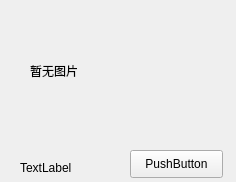
Qt form uidish.ui (WhirlFirst/QtDish) before a commit.
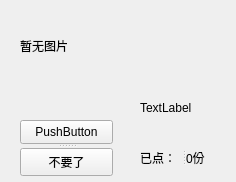
The same form after that commit.

```diff
--- a/uidish.ui
+++ b/uidish.ui
@@ -16,34 +16,21 @@
   <widget class="QLabel" name="label">
    <property name="geometry">
     <rect>
-     <x>30</x>
-     <y>0</y>
-     <width>171</width>
-     <height>141</height>
+     <x>20</x>
+     <y>10</y>
+     <width>131</width>
+     <height>71</height>
     </rect>
    </property>
    <property name="text">
     <string>暂无图片</string>
    </property>
   </widget>
-  <widget class="QPushButton" name="pushButton">
-   <property name="geometry">
-    <rect>
-     <x>130</x>
-     <y>150</y>
-     <width>93</width>
-     <height>28</height>
-    </rect>
-   </property>
-   <property name="text">
-    <string>PushButton</string>
-   </property>
-  </widget>
   <widget class="QLabel" name="costlabel">
    <property name="geometry">
     <rect>
-     <x>20</x>
-     <y>160</y>
+     <x>140</x>
+     <y>100</y>
      <width>81</width>
      <height>16</height>
     </rect>
@@ -52,6 +39,52 @@
     <string>TextLabel</string>
    </property>
   </widget>
+  <widget class="QSplitter" name="splitter">
+   <property name="geometry">
+    <rect>
+     <x>20</x>
+     <y>120</y>
+     <width>93</width>
+     <height>56</height>
+    </rect>
+   </property>
+   <property name="orientation">
+    <enum>Qt::Vertical</enum>
+   </property>
+   <widget class="QPushButton" name="pushButton">
+    <property name="text">
+     <string>PushButton</string>
+    </property>
+   </widget>
+   <widget class="QPushButton" name="cancelButton">
+    <property name="text">
+     <string>不要了</string>
+    </property>
+   </widget>
+  </widget>
+  <widget class="QSplitter" name="splitter_2">
+   <property name="geometry">
+    <rect>
+     <x>140</x>
+     <y>150</y>
+     <width>68</width>
+     <height>15</height>
+    </rect>
+   </property>
+   <property name="orientation">
+    <enum>Qt::Horizontal</enum>
+   </property>
+   <widget class="QLabel" name="textlabel">
+    <property name="text">
+     <string>已点：</string>
+    </property>
+   </widget>
+   <widget class="QLabel" name="numberlabel">
+    <property name="text">
+     <string>0份</string>
+    </property>
+   </widget>
+  </widget>
  </widget>
  <resources/>
  <connections/>
```
